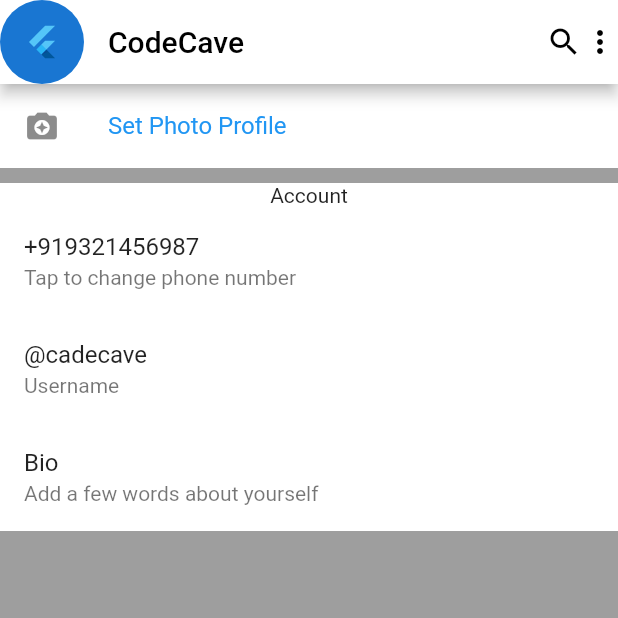
After one commit to akarshbarar/TelegramClone, a Flutter app: the screen it shows after launch, in the side drawer, after a tap on "CodeCave", on a phone screen of 412 x 824 dp, the top half of it. The commit adds this screen. Run offline on Flutter 3.47's test engine with Material 2 defaults, Android fonts, the light colour scheme and no system bars.

Commit message:
Profile page

```diff
--- a/lib/main.dart
+++ b/lib/main.dart
@@ -1,5 +1,6 @@
 import 'package:flutter/material.dart';
 import 'package:telegramclone/chat.dart';
+import 'package:telegramclone/profile.dart';
 
 void main() {
   runApp(MyApp());
@@ -14,7 +15,10 @@ class MyApp extends StatelessWidget {
       title: "Telegram",
       debugShowCheckedModeBanner: false,
       home: HomePage(),
-      routes: {'/chat': (context) => Chat()},
+      routes: {
+        '/chat': (context) => Chat(),
+        '/profile': (context) => Profile()
+      },
     );
   }
 }
@@ -83,17 +87,25 @@ class _HomePageState extends State<HomePage> {
         drawer: Drawer(
           child: ListView(
             children: [
-              UserAccountsDrawerHeader(
+              GestureDetector(
+                onTap: () {
+                  Navigator.of(context).pushNamed('/profile');
+                },
+                child: UserAccountsDrawerHeader(
                   accountName: Text("CodeCave"),
                   accountEmail: Row(
                     mainAxisAlignment: MainAxisAlignment.spaceBetween,
-                  children: [Text("+919876543210"), Icon(Icons.arrow_downward)],
+                    children: [
+                      Text("+919876543210"),
+                      Icon(Icons.arrow_downward)
+                    ],
                   ),
                   currentAccountPicture: CircleAvatar(
                     child: FlutterLogo(
                       size: 42.0,
                     ),
                     backgroundColor: Colors.deepPurpleAccent,
+                  ),
                 ),
               ),
               ListTile(
--- /dev/null
+++ b/lib/profile.dart
@@ -0,0 +1,73 @@
+import 'package:flutter/material.dart';
+
+class Profile extends StatefulWidget {
+  const Profile({Key? key}) : super(key: key);
+
+  @override
+  _ProfileState createState() => _ProfileState();
+}
+
+class _ProfileState extends State<Profile> {
+  @override
+  Widget build(BuildContext context) {
+    return SafeArea(
+      child: Scaffold(
+        backgroundColor: Colors.grey,
+        appBar: AppBar(
+          iconTheme: IconThemeData(color: Colors.black),
+          backgroundColor: Colors.white,
+          leading: CircleAvatar(
+            child: FlutterLogo(),
+          ),
+          title: Text(
+            "CodeCave",
+            style: TextStyle(color: Colors.black),
+          ),
+          actions: [Icon(Icons.search), Icon(Icons.more_vert)],
+        ),
+        body: Column(
+          children: [
+            Container(
+              decoration: BoxDecoration(color: Colors.white),
+              child: ListTile(
+                leading: Icon(Icons.camera_enhance),
+                title: Text(
+                  "Set Photo Profile",
+                  style: TextStyle(color: Colors.blue),
+                ),
+              ),
+            ),
+            SizedBox(
+              height: 10,
+            ),
+            Container(
+                decoration: BoxDecoration(color: Colors.white),
+                child: Column(
+                  children: [
+                    Text("Account"),
+                    ListTile(
+                      title: Text(
+                        "+919321456987",
+                      ),
+                      subtitle: Text("Tap to change phone number"),
+                    ),
+                    ListTile(
+                      title: Text(
+                        "@cadecave",
+                      ),
+                      subtitle: Text("Username"),
+                    ),
+                    ListTile(
+                      title: Text(
+                        "Bio",
+                      ),
+                      subtitle: Text("Add a few words about yourself"),
+                    ),
+                  ],
+                )),
+          ],
+        ),
+      ),
+    );
+  }
+}
```
Lines whose indentation alone changed are shown as unchanged.
